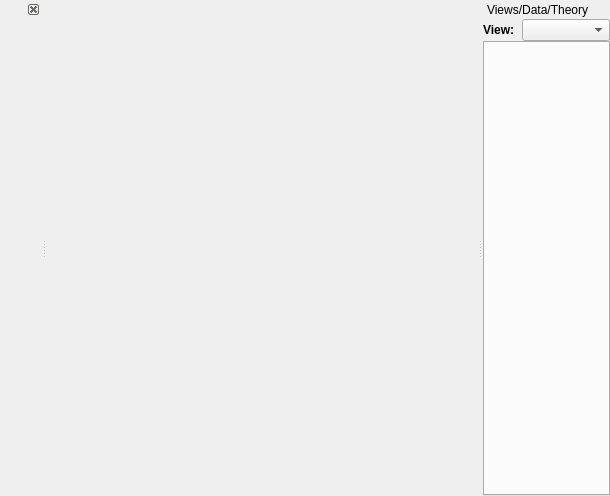
Above: RepTate/gui/QApplicationWindow.ui from jorge-ramirez-upm/RepTate before the change. Below: the same form after it.
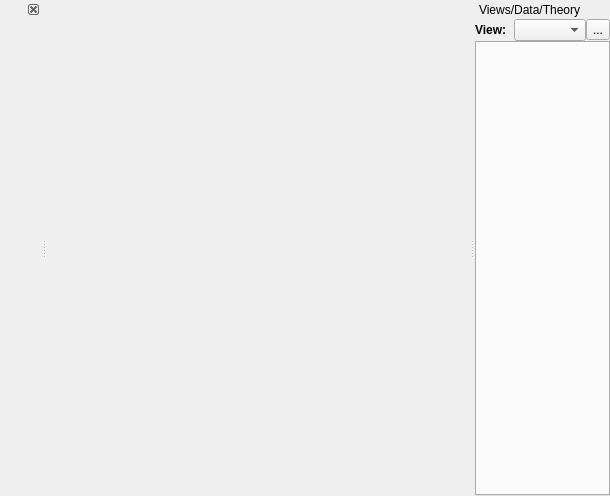
That is the form after the change. Icons and pictures are not drawn.

Commit message: Added button and action to save view (functionality still missing)

```diff
--- a/RepTate/gui/QApplicationWindow.ui
+++ b/RepTate/gui/QApplicationWindow.ui
@@ -135,6 +135,13 @@
          </property>
         </widget>
        </item>
+       <item>
+        <widget class="QToolButton" name="saveViewtoolButton">
+         <property name="text">
+          <string>...</string>
+         </property>
+        </widget>
+       </item>
       </layout>
      </item>
      <item>
```
Left out of the diff: 58 changed lines with no effect on the pictures. The commit also changes 8 other files.
